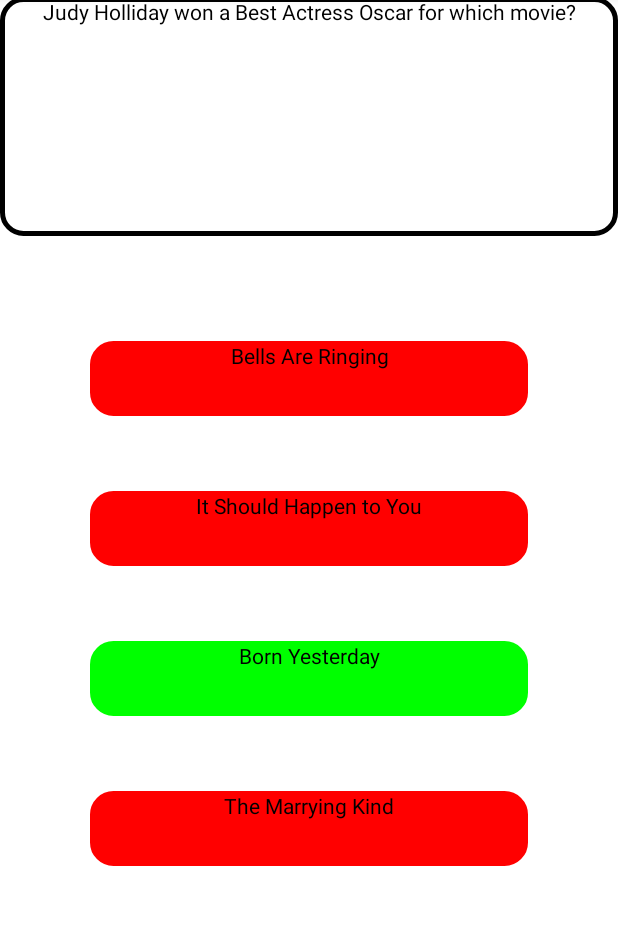
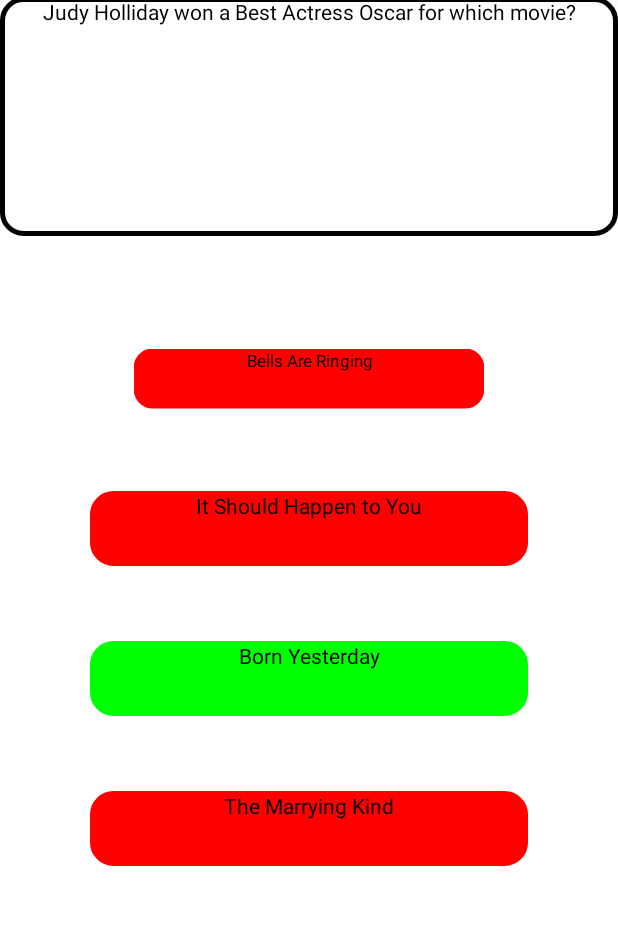
Before and after one commit to casasDev/Terrivial, an Android app: the Respondeme screen opened directly, with no data from a screen before it, after a tap on "Bells Are Ringing", on a phone screen of 412 x 824 dp, the part 87-1012 px from its top. Run offline under Robolectric (Android 15) with nearby library versions, the phone set to English and light mode, and no system bars; network calls fail.

Commit message:
Intento de animnaciones, seguiremos mas tarde de momento no son funcionales

```diff
--- a/app/src/main/java/com/example/terrivial/modelo/Categoria.java
+++ b/app/src/main/java/com/example/terrivial/modelo/Categoria.java
@@ -36,7 +36,7 @@ public abstract class Categoria {
         return this.nombre;
     }
     public Pregunta preguntaRandom() {
-        List<Pregunta> p = (List<Pregunta>) (pregunticas.values().toArray()[new Random().nextInt(pregunticas.keySet().size())]);
+        List<Pregunta> p = (List<Pregunta>)(pregunticas.values().toArray()[new Random().nextInt(pregunticas.keySet().size())]);
         return p.get(new Random().nextInt(p.size()));
     }
 
--- a/app/src/main/java/com/example/terrivial/vista/MainActivity.kt
+++ b/app/src/main/java/com/example/terrivial/vista/MainActivity.kt
@@ -2,6 +2,10 @@ package com.example.terrivial.vista
 import android.content.Intent
 import android.os.Bundle
 import android.util.Log
+import android.view.MotionEvent
+import android.view.View
+import android.view.animation.Animation
+import android.view.animation.AnimationUtils
 import android.widget.Button
 import androidx.appcompat.app.AppCompatActivity
 import com.example.terrivial.R
@@ -11,13 +15,25 @@ import com.example.terrivial.modelo.Partida
 class MainActivity : AppCompatActivity() {
     private val partida = Partida.getInstance()
     private lateinit var jugar: Button
+    private lateinit var scaleUp : Animation
+    private lateinit var scaleDown : Animation
     override fun onCreate(savedInstanceState: Bundle?) {
         super.onCreate(savedInstanceState)
         setContentView(R.layout.activity_main)
         partida.llenarMapas(this)
         jugar = findViewById(R.id.jugar)
+        scaleUp = AnimationUtils.loadAnimation(this, R.anim.scale_up1)
+        scaleDown = AnimationUtils.loadAnimation(this, R.anim.scale_down1)
         jugar.setOnClickListener {
             startActivity(Intent(this, MainActivity2::class.java))
+        }
+        jugar.setOnTouchListener{ _, motionEvent: MotionEvent ->
+            if(motionEvent.action == MotionEvent.ACTION_DOWN){
+                jugar.startAnimation(scaleUp)
+                }
+            else if(motionEvent.action == MotionEvent.ACTION_UP)
+                jugar.startAnimation(scaleDown)
+            false
         }
     }
 
--- a/app/src/main/java/com/example/terrivial/vista/MainActivity2.kt
+++ b/app/src/main/java/com/example/terrivial/vista/MainActivity2.kt
@@ -5,7 +5,10 @@ import android.content.res.ColorStateList
 import android.graphics.Color
 import android.os.Bundle
 import android.util.Log
+import android.view.MotionEvent
 import android.view.View
+import android.view.animation.Animation
+import android.view.animation.AnimationUtils
 import android.widget.Button
 import android.widget.RadioButton
 import android.widget.TextView
@@ -23,10 +26,14 @@ class MainActivity2 : AppCompatActivity(), PropertyChangeListener{
     private lateinit var botones : List<Button>
     private val partida = Partida.getInstance()
     private lateinit var puntos : TextView
+    private lateinit var scaleUp : Animation
+    private lateinit var scaleDown : Animation
     override fun onCreate(savedInstanceState: Bundle?) {
         super.onCreate(savedInstanceState)
         setContentView(R.layout.activity_main2)
         this.puntos = findViewById(R.id.puntos)
+        scaleUp = AnimationUtils.loadAnimation(this,R.anim.scale_up1)
+        scaleDown = AnimationUtils.loadAnimation(this, R.anim.scale_down1)
         partida.addListeners(this)
         grids = listOf(findViewById(R.id.geop),findViewById(R.id.cienc),findViewById(R.id.entr))
         generarRadio()
@@ -80,16 +87,23 @@ class MainActivity2 : AppCompatActivity(), PropertyChangeListener{
         }
     private fun botonesCategoria(){
         botones.forEach{ b ->
-            b.setOnClickListener{
+            b.setOnClickListener {
                 partida.actualizarPregunta(b.text.toString())
                 startActivity(Intent(this, Respondeme::class.java))
+            }
+            b.setOnTouchListener{
+                view: View, motion : MotionEvent ->
+                if(motion.action == MotionEvent.ACTION_DOWN)
+                    b.startAnimation(scaleUp)
+                else if (motion.action == MotionEvent.ACTION_UP)
+                    b.startAnimation(scaleDown)
+                false
             }
         }
     }
 
     override fun propertyChange(p0: PropertyChangeEvent?) {
         if (p0?.propertyName.equals("fin")){
-            Log.d("OYEEEE","XD")
             this.punticos.values.forEach{
                 it.visibility = View.GONE
             }
--- a/app/src/main/java/com/example/terrivial/vista/Respondeme.kt
+++ b/app/src/main/java/com/example/terrivial/vista/Respondeme.kt
@@ -1,7 +1,14 @@
 package com.example.terrivial.vista
 
+import android.annotation.SuppressLint
 import android.graphics.Color
 import android.os.Bundle
+import android.util.Log
+import android.view.MotionEvent
+import android.view.View
+import android.view.animation.Animation
+import android.view.animation.AnimationUtils
+import android.widget.Button
 import android.widget.TextView
 import androidx.appcompat.app.AppCompatActivity
 import com.example.terrivial.R
@@ -12,13 +19,18 @@ class Respondeme : AppCompatActivity() {
     private lateinit var pregunta: TextView
     private var partida = Partida.getInstance()
     private lateinit var respuestas : List<TextView>
+    private lateinit var scaleUp : Animation
+    private lateinit var scaleDown : Animation
     override fun onCreate(savedInstanceState: Bundle?) {
         super.onCreate(savedInstanceState)
         setContentView(R.layout.respondeme)
         pregunta = findViewById(R.id.pregunta)
+        scaleDown = AnimationUtils.loadAnimation(this,R.anim.scale_down2)
+        scaleUp = AnimationUtils.loadAnimation(this, R.anim.scale_up2)
         respuestas = listOf<TextView>(findViewById(R.id.respuesta0), findViewById(R.id.respuesta1),findViewById(R.id.respuesta2), findViewById(R.id.respuesta3))
         rellenar()
     }
+    @SuppressLint("ClickableViewAccessibility")
     private fun rellenar(){
         var c = 0
         pregunta.text = partida.preguntaActual.enunciado
@@ -29,7 +41,9 @@ class Respondeme : AppCompatActivity() {
                 c++
             }
         }
-        respuestas.forEach{ r ->
+        respuestas.forEach{
+
+                r ->
             r.setOnClickListener{
                partida.esRespuestaCorrecta(r.text.toString())
                 respuestas.forEach{
@@ -38,7 +52,15 @@ class Respondeme : AppCompatActivity() {
                     it.setOnClickListener(null)
                 }
             }
-
+            r.setOnTouchListener{
+                    view : View, event : MotionEvent ->
+                if(event.action == MotionEvent.ACTION_DOWN && view.id == r.id) {
+                    r.startAnimation(scaleDown)
+                }
+                else if(event.action == MotionEvent.ACTION_UP && view.id == r.id)
+                    r.startAnimation(scaleUp)
+                false
+            }
         }
     }
 
--- /dev/null
+++ b/app/src/main/res/anim/scale_down1.xml
@@ -0,0 +1,11 @@
+<?xml version="1.0" encoding="utf-8"?>
+<scale xmlns:android="http://schemas.android.com/apk/res/android"
+    android:fromXScale="1.2"
+    android:fromYScale="1.2"
+    android:toXScale="1"
+    android:toYScale="1"
+    android:pivotX="50%"
+    android:pivotY="50%"
+    android:fillAfter="true"
+    android:duration="100">
+</scale>
--- /dev/null
+++ b/app/src/main/res/anim/scale_down2.xml
@@ -0,0 +1,12 @@
+<?xml version="1.0" encoding="utf-8"?>
+<scale xmlns:android="http://schemas.android.com/apk/res/android"
+    android:fromXScale="1"
+    android:fromYScale="1"
+    android:toXScale="0.8"
+    android:toYScale="0.8"
+    android:pivotX="50%"
+    android:pivotY="50%"
+    android:fillAfter="true"
+    android:duration="100">
+
+</scale>
--- /dev/null
+++ b/app/src/main/res/anim/scale_up1.xml
@@ -0,0 +1,11 @@
+<?xml version="1.0" encoding="utf-8"?>
+<scale xmlns:android="http://schemas.android.com/apk/res/android"
+    android:fromXScale="1"
+    android:fromYScale="1"
+    android:toXScale="1.2"
+    android:toYScale="1.2"
+    android:pivotX="50%"
+    android:pivotY="50%"
+    android:fillAfter="true"
+    android:duration="100">
+</scale>
--- /dev/null
+++ b/app/src/main/res/anim/scale_up2.xml
@@ -0,0 +1,12 @@
+<?xml version="1.0" encoding="utf-8"?>
+<scale xmlns:android="http://schemas.android.com/apk/res/android"
+    android:fromXScale="0.8"
+    android:fromYScale="0.8"
+    android:toXScale="1"
+    android:toYScale="1"
+    android:pivotX="50%"
+    android:pivotY="50%"
+    android:fillAfter="true"
+    android:duration="100">
+
+</scale>
```
